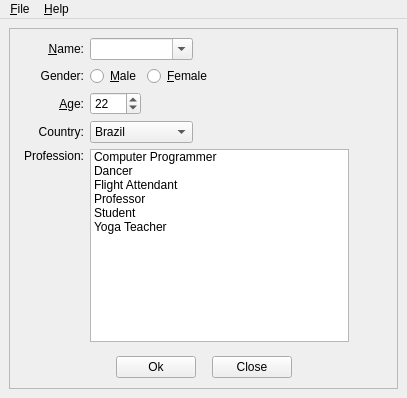
The window that forms/style_dw.ui (copperspice/kitchensink) describes before a commit, drawn with Qt 5.
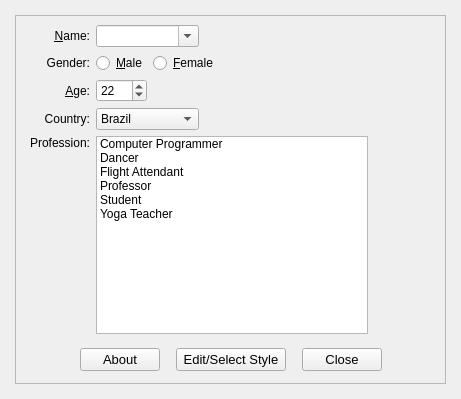
The same window after the commit.

What changed in the file:
```diff
--- a/forms/style_dw.ui
+++ b/forms/style_dw.ui
@@ -6,8 +6,8 @@
    <rect>
     <x>0</x>
     <y>0</y>
-    <width>407</width>
-    <height>398</height>
+    <width>461</width>
+    <height>399</height>
    </rect>
   </property>
   <property name="windowTitle">
@@ -19,7 +19,7 @@
      <number>6</number>
     </property>
     <property name="margin">
-     <number>9</number>
+     <number>15</number>
     </property>
     <item>
      <widget class="QFrame" name="mainFrame">
@@ -37,7 +37,7 @@
         <number>14</number>
        </property>
        <property name="bottomMargin">
-        <number>10</number>
+        <number>12</number>
        </property>
        <item row="1" column="2" colspan="2">
         <widget class="QRadioButton" name="femaleRadioButton">
@@ -298,23 +298,56 @@
        </item>
        <item row="6" column="0" colspan="6">
         <layout class="QHBoxLayout" name="horizontalLayout">
+         <item>
+          <spacer name="horizontalSpacer_6">
+           <property name="orientation">
+            <enum>Qt::Horizontal</enum>
+           </property>
+           <property name="sizeHint" stdset="0">
+            <size>
+             <width>40</width>
+             <height>20</height>
+            </size>
+           </property>
+          </spacer>
+         </item>
+         <item>
+          <widget class="QPushButton" name="aboutPB">
+           <property name="font">
+            <font>
+             <pointsize>10</pointsize>
+            </font>
+           </property>
+           <property name="text">
+            <string>About</string>
+           </property>
+          </widget>
+         </item>
          <item>
           <spacer name="horizontalSpacer_1">
            <property name="orientation">
             <enum>Qt::Horizontal</enum>
            </property>
+           <property name="sizeType">
+            <enum>QSizePolicy::Fixed</enum>
+           </property>
            <property name="sizeHint" stdset="0">
             <size>
-             <width>40</width>
+             <width>10</width>
              <height>20</height>
             </size>
            </property>
           </spacer>
          </item>
          <item>
-          <widget class="QPushButton" name="okPB">
+          <widget class="QPushButton" name="editPB">
+           <property name="font">
+            <font>
+             <pointsize>10</pointsize>
+            </font>
+           </property>
            <property name="text">
-            <string>Ok</string>
+            <string> Edit/Select Style </string>
            </property>
           </widget>
          </item>
@@ -336,6 +369,11 @@
          </item>
          <item>
           <widget class="QPushButton" name="closePB">
+           <property name="font">
+            <font>
+             <pointsize>10</pointsize>
+            </font>
+           </property>
            <property name="text">
             <string>Close</string>
            </property>
@@ -361,32 +399,6 @@
     </item>
    </layout>
   </widget>
-  <widget class="QMenuBar" name="menubar">
-   <property name="geometry">
-    <rect>
-     <x>0</x>
-     <y>0</y>
-     <width>407</width>
-     <height>24</height>
-    </rect>
-   </property>
-   <widget class="QMenu" name="menu_File">
-    <property name="title">
-     <string>&amp;File</string>
-    </property>
-    <addaction name="actionEditStyle"/>
-    <addaction name="separator"/>
-    <addaction name="actionClose"/>
-   </widget>
-   <widget class="QMenu" name="menu_Help">
-    <property name="title">
-     <string>&amp;Help</string>
-    </property>
-    <addaction name="actionAbout"/>
-   </widget>
-   <addaction name="menu_File"/>
-   <addaction name="menu_Help"/>
-  </widget>
   <action name="actionClose">
    <property name="text">
     <string>Close Style Sheets</string>
```
Left out of the diff: 3 changed lines with no effect on the pictures.
